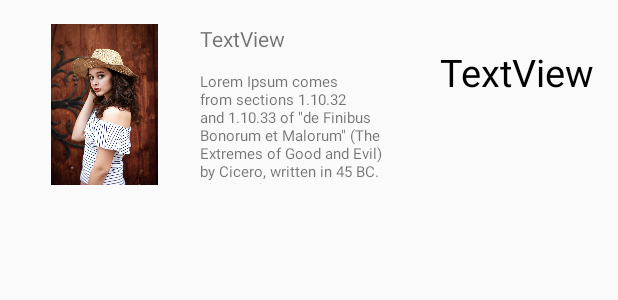
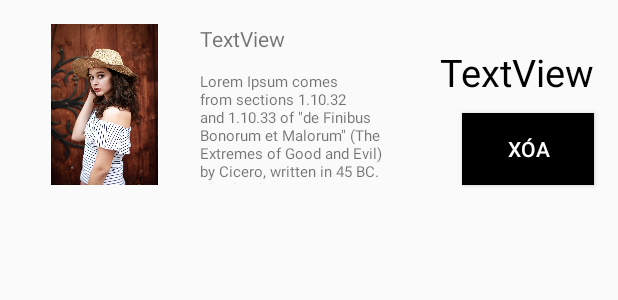
Before and after one commit to quannguyen1999/ManageClother_Android_Java, an Android app: the layout list_order.xml on its own in the app's theme, with its tools: preview values and no code run, on a phone screen of 412 x 824 dp. Shown: the top 300 px of the screen. Run offline under Robolectric (Android 15) with nearby library versions, the phone set to English and light mode, and no system bars.

```diff
--- a/app/src/main/java/com/example/myapplication/adapters/ListProductAdapter.java
+++ b/app/src/main/java/com/example/myapplication/adapters/ListProductAdapter.java
@@ -12,8 +12,6 @@ import androidx.constraintlayout.widget.ConstraintLayout;
 import androidx.recyclerview.widget.RecyclerView;
 
 import com.example.myapplication.ClickItemInterface;
-import com.example.myapplication.MainActivity;
-import com.example.myapplication.PayActivity;
 import com.example.myapplication.R;
 import com.example.myapplication.models.Products;
 
@@ -36,9 +34,6 @@ public class ListProductAdapter extends  RecyclerView.Adapter<ListProductAdapter
         this.listProduct = listProduct;
         this.clickItemInterface = clickItemInterface;
     }
-
-
-
 
     @NonNull
     @Override
--- a/app/src/main/res/layout/list_order.xml
+++ b/app/src/main/res/layout/list_order.xml
@@ -31,7 +31,7 @@
         app:layout_constraintTop_toTopOf="parent" />
 
     <TextView
-        android:id="@+id/textView7"
+        android:id="@+id/txtContent"
         android:layout_width="121dp"
         android:layout_height="75dp"
         android:layout_marginTop="12dp"
@@ -51,7 +51,24 @@
         android:text="TextView"
         android:textColor="@android:color/black"
         android:textSize="25sp"
-        app:layout_constraintBaseline_toBaselineOf="@+id/textView7"
+        app:layout_constraintBaseline_toBaselineOf="@+id/txtContent"
         app:layout_constraintEnd_toEndOf="parent"
-        app:layout_constraintStart_toEndOf="@+id/textView7" />
+        app:layout_constraintStart_toEndOf="@+id/txtContent" />
+
+    <Button
+        android:id="@+id/btnXoa"
+        android:layout_width="wrap_content"
+        android:layout_height="wrap_content"
+        android:layout_marginEnd="16dp"
+        android:layout_marginRight="16dp"
+        android:layout_marginBottom="16dp"
+        android:background="@android:color/black"
+        android:text="Xóa"
+        android:textColor="@android:color/white"
+        app:layout_constraintBottom_toBottomOf="parent"
+        app:layout_constraintEnd_toEndOf="parent"
+        app:layout_constraintHorizontal_bias="1.0"
+        app:layout_constraintStart_toEndOf="@+id/txtContent"
+        app:layout_constraintTop_toBottomOf="@+id/txtPrice"
+        app:layout_constraintVertical_bias="1.0" />
 </androidx.constraintlayout.widget.ConstraintLayout>
```
Also changed, not shown: app/src/main/java/com/example/myapplication/PayActivity.java (+7 -2 lines), app/src/main/java/com/example/myapplication/adapters/ListOrderAdapter.java (+48 -16 lines).
